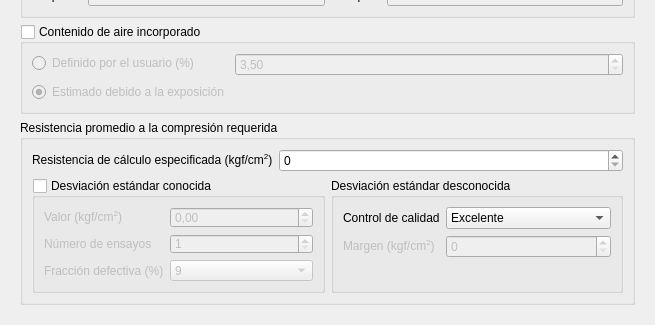
Old version of the form gui/ui/regular_concrete_widget.ui in the repository AMK-ULTRA/Concretus; both pictures show x 0 to 655 and y 150 to 475 of the 655 by 475 pixel window.
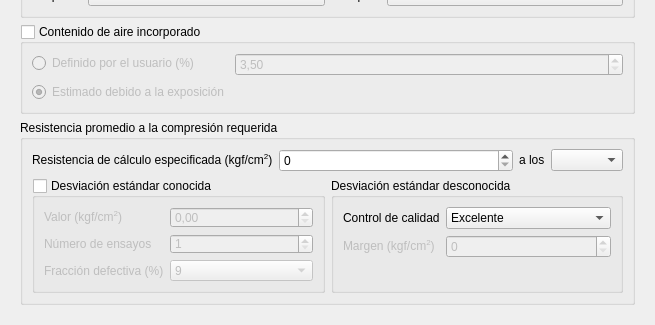
New version of the form. The open tabs and pages were chosen to show the change.

Diff of the .ui file:
```diff
--- a/gui/ui/regular_concrete_widget.ui
+++ b/gui/ui/regular_concrete_widget.ui
@@ -366,21 +366,11 @@
          <property name="checkable">
           <bool>false</bool>
          </property>
-         <layout class="QVBoxLayout" name="verticalLayout_2" stretch="0,1">
+         <layout class="QVBoxLayout" name="verticalLayout_2">
+          <item>
+           <layout class="QHBoxLayout" name="horizontalLayout_3" stretch="1,0">
           <item>
            <layout class="QFormLayout" name="formLayout_5">
-            <property name="sizeConstraint">
-             <enum>QLayout::SizeConstraint::SetDefaultConstraint</enum>
-            </property>
-            <property name="labelAlignment">
-             <set>Qt::AlignmentFlag::AlignLeading|Qt::AlignmentFlag::AlignLeft|Qt::AlignmentFlag::AlignVCenter</set>
-            </property>
-            <property name="formAlignment">
-             <set>Qt::AlignmentFlag::AlignLeading|Qt::AlignmentFlag::AlignLeft|Qt::AlignmentFlag::AlignVCenter</set>
-            </property>
-            <property name="horizontalSpacing">
-             <number>6</number>
-            </property>
             <item row="0" column="0">
              <widget class="QLabel" name="label_spec_strength">
               <property name="text">
@@ -404,6 +394,32 @@
            </layout>
           </item>
           <item>
+             <layout class="QFormLayout" name="formLayout_19">
+              <item row="0" column="0">
+               <widget class="QLabel" name="label_days">
+                <property name="text">
+                 <string>a los</string>
+                </property>
+               </widget>
+              </item>
+              <item row="0" column="1">
+               <widget class="QComboBox" name="comboBox_spec_strength_time">
+                <property name="enabled">
+                 <bool>true</bool>
+                </property>
+                <property name="currentText">
+                 <string/>
+                </property>
+                <property name="currentIndex">
+                 <number>-1</number>
+                </property>
+               </widget>
+              </item>
+             </layout>
+            </item>
+           </layout>
+          </item>
+          <item>
            <layout class="QHBoxLayout" name="horizontalLayout" stretch="0,0">
             <item>
              <widget class="QGroupBox" name="groupBox_std_dev_known">
```
Left out of the diff: 8 changed lines with no effect on the pictures. Lines whose indentation alone changed are shown as unchanged.
